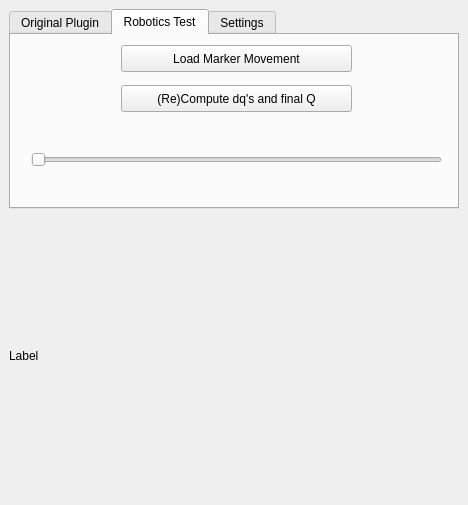
This is finalProject/SamplePluginPA10/src/SamplePlugin.ui in niive12/rovi as Qt 5 draws it before an edit. The edited form follows.
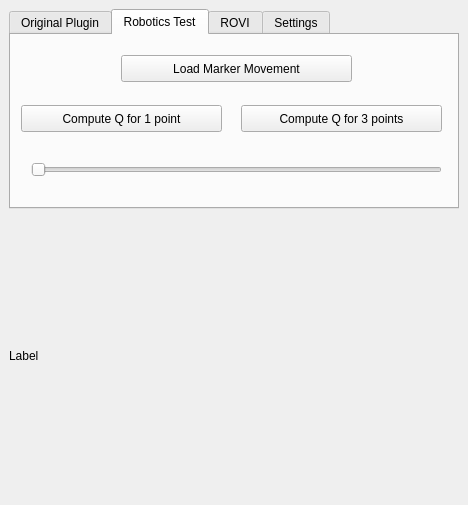
This is the edited form. The open tabs and pages were chosen to show the change.

Commit message: Modified plugin and robotics part to handle up to 3 points to track.

The edit to the form file:
```diff
--- a/finalProject/SamplePluginPA10/src/SamplePlugin.ui
+++ b/finalProject/SamplePluginPA10/src/SamplePlugin.ui
@@ -88,7 +88,7 @@
         <property name="geometry">
          <rect>
           <x>110</x>
-          <y>10</y>
+          <y>20</y>
           <width>231</width>
           <height>27</height>
          </rect>
@@ -100,21 +100,21 @@
        <widget class="QPushButton" name="_btn_rotest_computeQ">
         <property name="geometry">
          <rect>
-          <x>110</x>
-          <y>50</y>
-          <width>231</width>
+          <x>10</x>
+          <y>70</y>
+          <width>201</width>
           <height>27</height>
          </rect>
         </property>
         <property name="text">
-         <string>(Re)Compute dq's and final Q</string>
+         <string>Compute Q for 1 point</string>
         </property>
        </widget>
        <widget class="QSlider" name="_slider_rotest_Q">
         <property name="geometry">
          <rect>
           <x>20</x>
-          <y>110</y>
+          <y>120</y>
           <width>411</width>
           <height>29</height>
          </rect>
@@ -129,6 +129,24 @@
          <enum>Qt::Horizontal</enum>
         </property>
        </widget>
+       <widget class="QPushButton" name="_btn_rotest_computeQP3">
+        <property name="geometry">
+         <rect>
+          <x>230</x>
+          <y>70</y>
+          <width>201</width>
+          <height>27</height>
+         </rect>
+        </property>
+        <property name="text">
+         <string>Compute Q for 3 points</string>
+        </property>
+       </widget>
+      </widget>
+      <widget class="QWidget" name="tab_4">
+       <attribute name="title">
+        <string>ROVI</string>
+       </attribute>
       </widget>
       <widget class="QWidget" name="tab_3">
        <attribute name="title">
```
Left out of the diff: 49 changed lines with no effect on the pictures. The commit also changes 3 other files.
